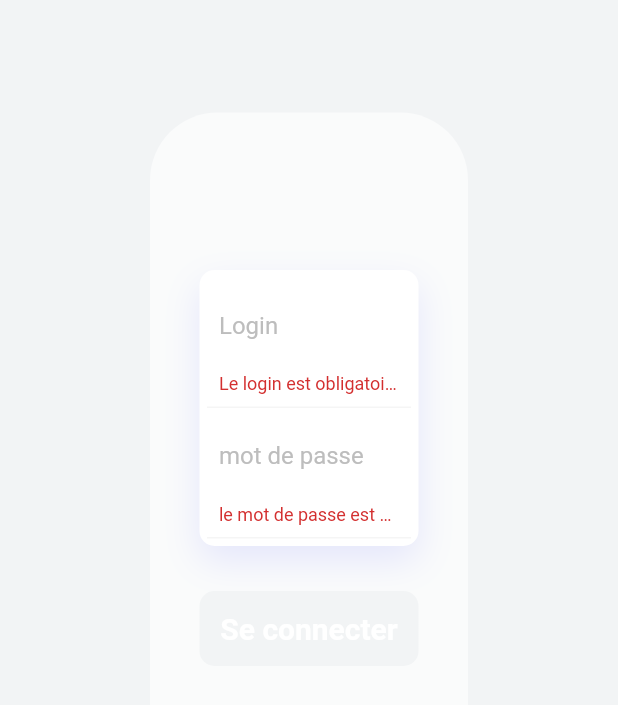
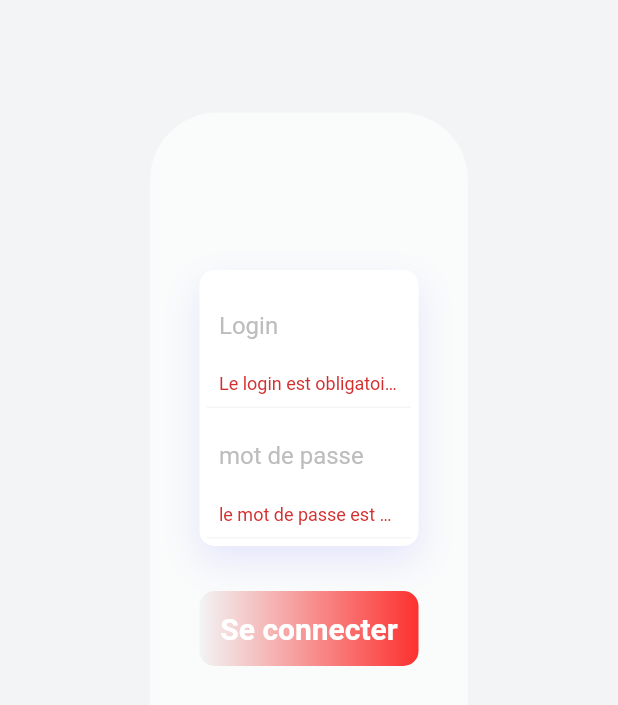
Before and after one commit to SSMM0498/C19PM, a Flutter app: the LoginScreen screen opened directly, after a tap on "Se connecter", on a phone screen of 412 x 824 dp. Shown: the top 705 px of the screen. Run offline on Flutter 3.47's test engine with Material 2 defaults, Android fonts, the phone set to English and light mode, and no system bars; our stand-ins replace date_picker_timeline, fl_chart, simple_animations; missing offline and left inert: bitsdojo_window, path_parsing, touchable, window_size; statements that could not run were skipped.

Commit message:
stash changes

```diff
--- a/dashboard/lib/models/User.dart
+++ b/dashboard/lib/models/User.dart
@@ -1,11 +1,6 @@
 class User {
   String login;
   String password;
-
-  // User(String login, String password) {
-  //   this.login = login;
-  //   this.password = password;
-  // }
 
     User() {
     this.login = '';
--- a/dashboard/lib/screens/LoginScreen.dart
+++ b/dashboard/lib/screens/LoginScreen.dart
@@ -3,8 +3,8 @@ import 'package:covid19_progression_modeler/models/User.dart';
 import 'package:covid19_progression_modeler/screens/HomeScreen.dart';
 import 'package:covid19_progression_modeler/widgets/FadeAnimation.dart';
 import 'package:flutter/material.dart';
-import 'package:flutter/services.dart';
-import 'package:starflut/starflut.dart';
+// import 'package:flutter/services.dart';
+// import 'package:starflut/starflut.dart';
 
 class LoginScreen extends StatefulWidget {
   final User currentUser = new User();
@@ -15,13 +15,11 @@ class LoginScreen extends StatefulWidget {
 class _LoginScreenState extends State<LoginScreen> {
   final User user = User();
   final GlobalKey<FormState> _formKey = GlobalKey<FormState>();
-  String _platformVersion = 'Unknown';
+  // String _platformVersion = 'Unknown';
 
   @override
-  void initState() {
-    super.initState();
-    initPlatformState();
-  }
+
+
 
   @override
   Widget build(BuildContext context) {
@@ -146,7 +144,7 @@ class _LoginScreenState extends State<LoginScreen> {
                               borderRadius: BorderRadius.circular(10),
                               gradient: LinearGradient(colors: [
                                 Palette.primeColor,
-                                Palette.primeColor,
+                                Palette.secondColor,
                               ])),
                           child: InkWell(
                             onTap: () {
@@ -192,88 +190,88 @@ class _LoginScreenState extends State<LoginScreen> {
     );
   }
 
-  Future<void> initPlatformState() async {
-    String platformVersion;
-    try {
-      String Path1 = await Starflut.getResourcePath();
-      String Path2 = await Starflut.getAssetsPath();
-      StarCoreFactory starcore = await Starflut.getFactory();
-      StarServiceClass Service =
-          await starcore.initSimple("test", "123", 0, 0, []);
-      await starcore.regMsgCallBackP(
-          (int serviceGroupID, int uMsg, Object wParam, Object lParam) async {
-        print("$serviceGroupID  $uMsg   $wParam   $lParam");
-        return null;
-      });
-      StarSrvGroupClass SrvGroup = await Service["_ServiceGroup"];
+  // Future<void> initPlatformState() async {
+  //   String platformVersion;
+  //   try {
+  //     String Path1 = await Starflut.getResourcePath();
+  //     String Path2 = await Starflut.getAssetsPath();
+  //     StarCoreFactory starcore = await Starflut.getFactory();
+  //     StarServiceClass Service =
+  //         await starcore.initSimple("test", "123", 0, 0, []);
+  //     await starcore.regMsgCallBackP(
+  //         (int serviceGroupID, int uMsg, Object wParam, Object lParam) async {
+  //       print("$serviceGroupID  $uMsg   $wParam   $lParam");
+  //       return null;
+  //     });
+  //     StarSrvGroupClass SrvGroup = await Service["_ServiceGroup"];
 
-      /*--macos--*/
-      int Platform = await Starflut.getPlatform();
-      if (Platform == Starflut.MACOS) {
-        await starcore
-            .setShareLibraryPath(Path1); //set path for interface library
-        bool LoadResult =
-            await Starflut.loadLibrary(Path1 + "/libpython3.9.dylib");
-        print("$LoadResult"); //--load
-        await Starflut.setEnv("PYTHONPATH",
-            "/Library/Frameworks/Python.framework/Versions/3.9/lib/python3.9");
-        String pypath = await Starflut.getEnv("PYTHONPATH");
-        print("$pypath");
-      } else if (Platform == Starflut.WINDOWS) {
-        await starcore.setShareLibraryPath(
-            Path1.replaceAll("\\", "/")); //set path for interface library
-      }
+  //     /*--macos--*/
+  //     int Platform = await Starflut.getPlatform();
+  //     if (Platform == Starflut.MACOS) {
+  //       await starcore
+  //           .setShareLibraryPath(Path1); //set path for interface library
+  //       bool LoadResult =
+  //           await Starflut.loadLibrary(Path1 + "/libpython3.9.dylib");
+  //       print("$LoadResult"); //--load
+  //       await Starflut.setEnv("PYTHONPATH",
+  //           "/Library/Frameworks/Python.framework/Versions/3.9/lib/python3.9");
+  //       String pypath = await Starflut.getEnv("PYTHONPATH");
+  //       print("$pypath");
+  //     } else if (Platform == Starflut.WINDOWS) {
+  //       await starcore.setShareLibraryPath(
+  //           Path1.replaceAll("\\", "/")); //set path for interface library
+  //     }
 
-      String docPath = await Starflut.getDocumentPath();
-      print("docPath = $docPath");
+  //     String docPath = await Starflut.getDocumentPath();
+  //     print("docPath = $docPath");
 
-      String resPath = await Starflut.getResourcePath();
-      print("resPath = $resPath");
+  //     String resPath = await Starflut.getResourcePath();
+  //     print("resPath = $resPath");
 
-      String assetsPath = await Starflut.getAssetsPath();
-      print("assetsPath = $assetsPath");
+  //     String assetsPath = await Starflut.getAssetsPath();
+  //     print("assetsPath = $assetsPath");
 
-      dynamic rr1 = await SrvGroup.initRaw("python39", Service);
+  //     dynamic rr1 = await SrvGroup.initRaw("python39", Service);
 
-      print("initRaw = $rr1");
-      var Result = await SrvGroup.loadRawModule("python", "",
-          assetsPath + "/flutter_assets/starfiles/" + "testpy.py", false);
-      print("loadRawModule = $Result");
+  //     print("initRaw = $rr1");
+  //     var Result = await SrvGroup.loadRawModule("python", "",
+  //         assetsPath + "/flutter_assets/starfiles/" + "testpy.py", false);
+  //     print("loadRawModule = $Result");
 
-      dynamic python =
-          await Service.importRawContext(null, "python", "", false, "");
-      print("python = " + await python.getString());
+  //     dynamic python =
+  //         await Service.importRawContext(null, "python", "", false, "");
+  //     print("python = " + await python.getString());
 
-      StarObjectClass retobj = await python.call("tt", ["hello ", "world"]);
-      print(await retobj[0]);
-      print(await retobj[1]);
+  //     StarObjectClass retobj = await python.call("tt", ["hello ", "world"]);
+  //     print(await retobj[0]);
+  //     print(await retobj[1]);
 
-      print(await python["g1"]);
+  //     print(await python["g1"]);
 
-      StarObjectClass yy = await python.call("yy", ["hello ", "world", 123]);
-      print(await yy.call("__len__", []));
+  //     StarObjectClass yy = await python.call("yy", ["hello ", "world", 123]);
+  //     print(await yy.call("__len__", []));
 
-      StarObjectClass multiply =
-          await Service.importRawContext(null, "python", "Multiply", true, "");
-      StarObjectClass multiply_inst =
-          await multiply.newObject(["", "", 33, 44]);
-      print(await multiply_inst.getString());
+  //     StarObjectClass multiply =
+  //         await Service.importRawContext(null, "python", "Multiply", true, "");
+  //     StarObjectClass multiply_inst =
+  //         await multiply.newObject(["", "", 33, 44]);
+  //     print(await multiply_inst.getString());
 
-      print(await multiply_inst.call("multiply", [11, 22]));
+  //     print(await multiply_inst.call("multiply", [11, 22]));
 
-      await SrvGroup.clearService();
-      await starcore.moduleExit();
+  //     await SrvGroup.clearService();
+  //     await starcore.moduleExit();
 
-      print("finish");
-    } on PlatformException catch (e) {
-      print("{$e.message}");
-      platformVersion = 'Failed to get platform version.';
-    }
+  //     print("finish");
+  //   } on PlatformException catch (e) {
+  //     print("{$e.message}");
+  //     platformVersion = 'Failed to get platform version.';
+  //   }
 
-    if (!mounted) return;
+  //   if (!mounted) return;
 
-    setState(() {
-      _platformVersion = platformVersion;
-    });
-  }
+  //   setState(() {
+  //     _platformVersion = platformVersion;
+  //   });
+  // }
 }
```
Also changed, not shown: dashboard/pubspec.yaml (+11 -0 lines), dashboard/pubspec.lock.
